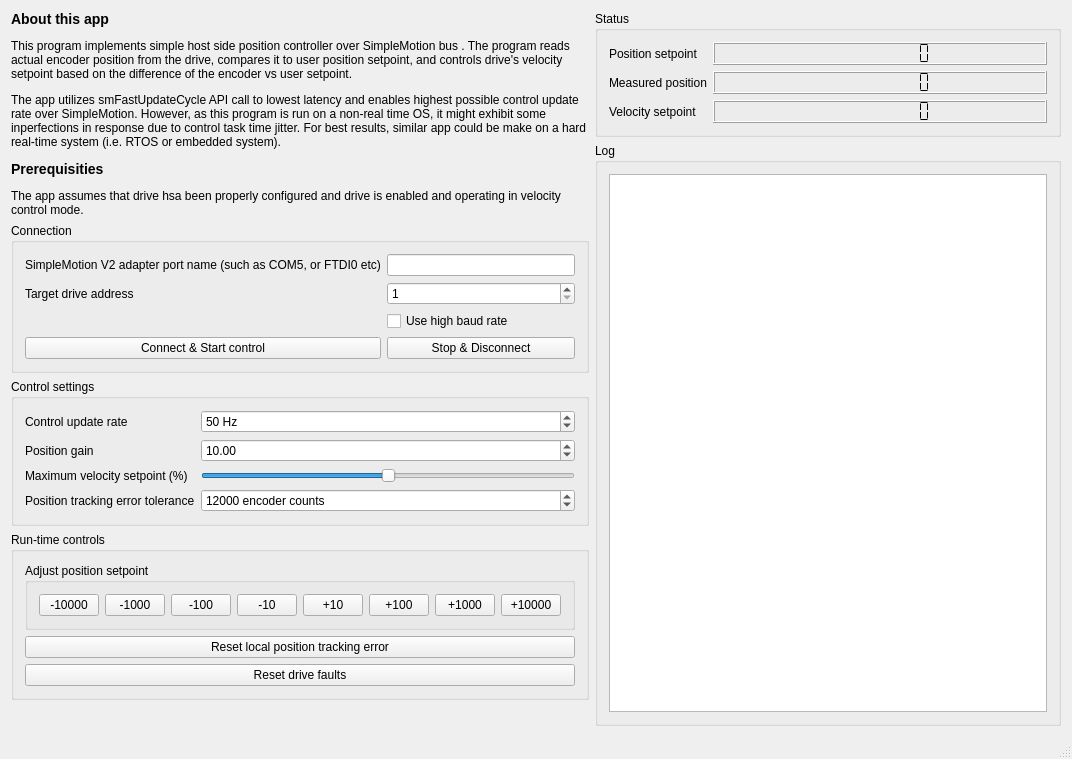
Above: RealtimeControlExample/mw.ui from GraniteDevices/SimpleMotionV2Examples before the change. Below: the same form after it.
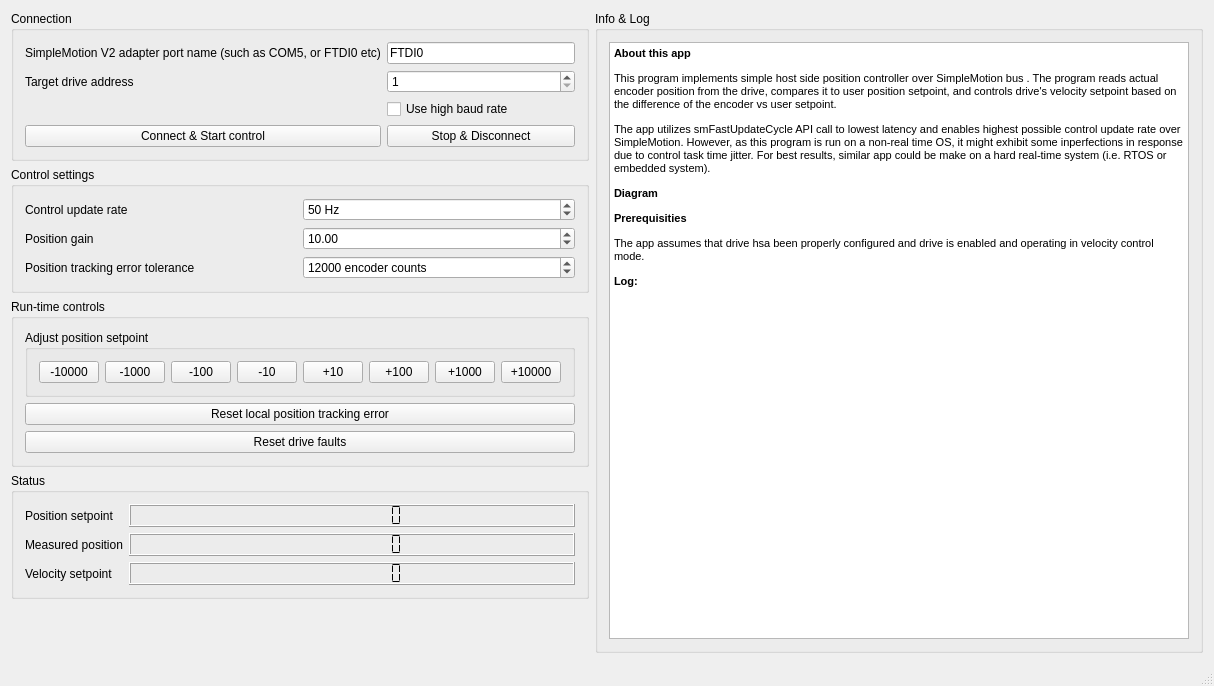
That is the form after the change. Icons and pictures are not drawn.

Commit message: RT example 1.0.0

The edit to the form file:
```diff
--- a/RealtimeControlExample/mw.ui
+++ b/RealtimeControlExample/mw.ui
@@ -6,27 +6,17 @@
    <rect>
     <x>0</x>
     <y>0</y>
-    <width>1072</width>
-    <height>759</height>
+    <width>1214</width>
+    <height>686</height>
    </rect>
   </property>
   <property name="windowTitle">
    <string>SimpleMotion Real-time control example</string>
   </property>
   <widget class="QWidget" name="centralWidget">
-   <layout class="QHBoxLayout" name="horizontalLayout_2">
+   <layout class="QHBoxLayout" name="horizontalLayout_2" stretch="0,10">
     <item>
      <layout class="QVBoxLayout" name="verticalLayout_4">
-      <item>
-       <widget class="QLabel" name="label_7">
-        <property name="text">
-         <string>&lt;html&gt;&lt;head/&gt;&lt;body&gt;&lt;p&gt;&lt;span style=&quot; font-size:large; font-weight:600;&quot;&gt;About this app&lt;/span&gt;&lt;/p&gt;&lt;p&gt;This program implements simple host side position controller over SimpleMotion bus . The program reads actual encoder position from the drive, compares it to user position setpoint, and controls drive's velocity setpoint based on the difference of the encoder vs user setpoint.&lt;/p&gt;&lt;p&gt;The app utilizes smFastUpdateCycle API call to lowest latency and enables highest possible control update rate over SimpleMotion. However, as this program is run on a non-real time OS, it might exhibit some inperfections in response due to control task time jitter. For best results, similar app could be make on a hard real-time system (i.e. RTOS or embedded system).&lt;/p&gt;&lt;p&gt;&lt;span style=&quot; font-size:large; font-weight:600;&quot;&gt;Prerequisities&lt;/span&gt;&lt;/p&gt;&lt;p&gt;The app assumes that drive hsa been properly configured and drive is enabled and operating in velocity control mode.&lt;/p&gt;&lt;/body&gt;&lt;/html&gt;</string>
-        </property>
-        <property name="wordWrap">
-         <bool>true</bool>
-        </property>
-       </widget>
-      </item>
       <item>
        <widget class="QGroupBox" name="groupBox">
         <property name="title">
@@ -42,6 +32,9 @@
          </item>
          <item row="0" column="1">
           <widget class="QLineEdit" name="busName">
+           <property name="text">
+            <string>FTDI0</string>
+           </property>
            <property name="maxLength">
             <number>32</number>
            </property>
@@ -130,7 +123,7 @@
            </property>
           </widget>
          </item>
-         <item row="3" column="1">
+         <item row="2" column="1">
           <widget class="QSpinBox" name="trackingErrorTolerance">
            <property name="suffix">
             <string> encoder counts</string>
@@ -159,38 +152,18 @@
            </property>
           </widget>
          </item>
-         <item row="3" column="0">
+         <item row="2" column="0">
           <widget class="QLabel" name="label_5">
            <property name="text">
             <string>Position tracking error tolerance</string>
            </property>
           </widget>
          </item>
-         <item row="2" column="0">
-          <widget class="QLabel" name="label_8">
-           <property name="text">
-            <string>Maximum velocity setpoint (%)</string>
-           </property>
-          </widget>
-         </item>
-         <item row="2" column="1">
-          <widget class="QSlider" name="maxSpeed">
-           <property name="maximum">
-            <number>100</number>
-           </property>
-           <property name="sliderPosition">
-            <number>50</number>
-           </property>
-           <property name="orientation">
-            <enum>Qt::Horizontal</enum>
-           </property>
-          </widget>
-         </item>
         </layout>
        </widget>
       </item>
       <item>
-       <widget class="QGroupBox" name="groupBox_4">
+       <widget class="QGroupBox" name="controlsGroup">
         <property name="title">
          <string>Run-time controls</string>
         </property>
@@ -327,6 +300,9 @@
          </item>
          <item row="2" column="0">
           <widget class="QPushButton" name="resetLocalTrackingError">
+           <property name="styleSheet">
+            <string notr="true"/>
+           </property>
            <property name="text">
             <string>Reset local position tracking error</string>
            </property>
@@ -336,23 +312,6 @@
        </widget>
       </item>
       <item>
-       <spacer name="verticalSpacer">
-        <property name="orientation">
-         <enum>Qt::Vertical</enum>
-        </property>
-        <property name="sizeHint" stdset="0">
-         <size>
-          <width>20</width>
-          <height>40</height>
-         </size>
-        </property>
-       </spacer>
-      </item>
-     </layout>
-    </item>
-    <item>
-     <layout class="QVBoxLayout" name="verticalLayout">
-      <item>
        <widget class="QGroupBox" name="groupBox_6">
         <property name="sizePolicy">
          <sizepolicy hsizetype="Preferred" vsizetype="Maximum">
@@ -419,13 +378,51 @@
        </widget>
       </item>
       <item>
+       <spacer name="verticalSpacer">
+        <property name="orientation">
+         <enum>Qt::Vertical</enum>
+        </property>
+        <property name="sizeHint" stdset="0">
+         <size>
+          <width>20</width>
+          <height>40</height>
+         </size>
+        </property>
+       </spacer>
+      </item>
+     </layout>
+    </item>
+    <item>
+     <layout class="QVBoxLayout" name="verticalLayout">
+      <item>
        <widget class="QGroupBox" name="groupBox_3">
+        <property name="sizePolicy">
+         <sizepolicy hsizetype="Preferred" vsizetype="Preferred">
+          <horstretch>0</horstretch>
+          <verstretch>0</verstretch>
+         </sizepolicy>
+        </property>
         <property name="title">
-         <string>Log</string>
+         <string>Info &amp;&amp; Log</string>
         </property>
         <layout class="QVBoxLayout" name="verticalLayout_2">
          <item>
-          <widget class="QTextEdit" name="log"/>
+          <widget class="QTextEdit" name="log">
+           <property name="html">
+            <string>&lt;!DOCTYPE HTML PUBLIC &quot;-//W3C//DTD HTML 4.0//EN&quot; &quot;http://www.w3.org/TR/REC-html40/strict.dtd&quot;&gt;
+&lt;html&gt;&lt;head&gt;&lt;meta name=&quot;qrichtext&quot; content=&quot;1&quot; /&gt;&lt;style type=&quot;text/css&quot;&gt;
+p, li { white-space: pre-wrap; }
+&lt;/style&gt;&lt;/head&gt;&lt;body style=&quot; font-family:'MS Shell Dlg 2'; font-size:8.15094pt; font-weight:400; font-style:normal;&quot;&gt;
+&lt;p style=&quot; margin-top:0px; margin-bottom:0px; margin-left:0px; margin-right:0px; -qt-block-indent:0; text-indent:0px;&quot;&gt;&lt;span style=&quot; font-size:8pt; font-weight:600;&quot;&gt;About this app&lt;/span&gt;&lt;/p&gt;
+&lt;p style=&quot; margin-top:12px; margin-bottom:12px; margin-left:0px; margin-right:0px; -qt-block-indent:0; text-indent:0px;&quot;&gt;&lt;span style=&quot; font-size:8pt;&quot;&gt;This program implements simple host side position controller over SimpleMotion bus . The program reads actual encoder position from the drive, compares it to user position setpoint, and controls drive's velocity setpoint based on the difference of the encoder vs user setpoint.&lt;/span&gt;&lt;/p&gt;
+&lt;p style=&quot; margin-top:12px; margin-bottom:12px; margin-left:0px; margin-right:0px; -qt-block-indent:0; text-indent:0px;&quot;&gt;&lt;span style=&quot; font-size:8pt;&quot;&gt;The app utilizes smFastUpdateCycle API call to lowest latency and enables highest possible control update rate over SimpleMotion. However, as this program is run on a non-real time OS, it might exhibit some inperfections in response due to control task time jitter. For best results, similar app could be make on a hard real-time system (i.e. RTOS or embedded system).&lt;/span&gt;&lt;/p&gt;
+&lt;p style=&quot; margin-top:12px; margin-bottom:12px; margin-left:0px; margin-right:0px; -qt-block-indent:0; text-indent:0px;&quot;&gt;&lt;span style=&quot; font-size:8pt; font-weight:600;&quot;&gt;Diagram&lt;/span&gt;&lt;/p&gt;
+&lt;p style=&quot; margin-top:12px; margin-bottom:12px; margin-left:0px; margin-right:0px; -qt-block-indent:0; text-indent:0px;&quot;&gt;&lt;img src=&quot;:/real time example system diagram.png&quot; /&gt;&lt;/p&gt;
+&lt;p style=&quot; margin-top:12px; margin-bottom:12px; margin-left:0px; margin-right:0px; -qt-block-indent:0; text-indent:0px;&quot;&gt;&lt;span style=&quot; font-size:8pt; font-weight:600;&quot;&gt;Prerequisities&lt;/span&gt;&lt;/p&gt;
+&lt;p style=&quot; margin-top:12px; margin-bottom:12px; margin-left:0px; margin-right:0px; -qt-block-indent:0; text-indent:0px;&quot;&gt;&lt;span style=&quot; font-size:8pt;&quot;&gt;The app assumes that drive hsa been properly configured and drive is enabled and operating in velocity control mode.&lt;/span&gt;&lt;/p&gt;
+&lt;p style=&quot; margin-top:12px; margin-bottom:12px; margin-left:0px; margin-right:0px; -qt-block-indent:0; text-indent:0px;&quot;&gt;&lt;span style=&quot; font-size:8pt; font-weight:600;&quot;&gt;Log:&lt;/span&gt;&lt;/p&gt;&lt;/body&gt;&lt;/html&gt;</string>
+           </property>
+          </widget>
          </item>
         </layout>
        </widget>
```
Left out of the diff: 1 changed line with no effect on the pictures. The commit also changes 8 other files.
